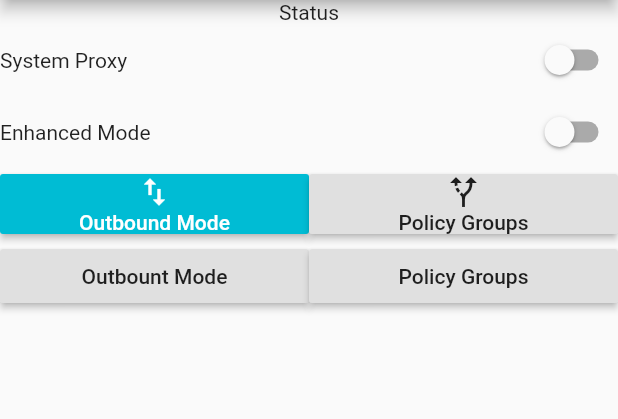
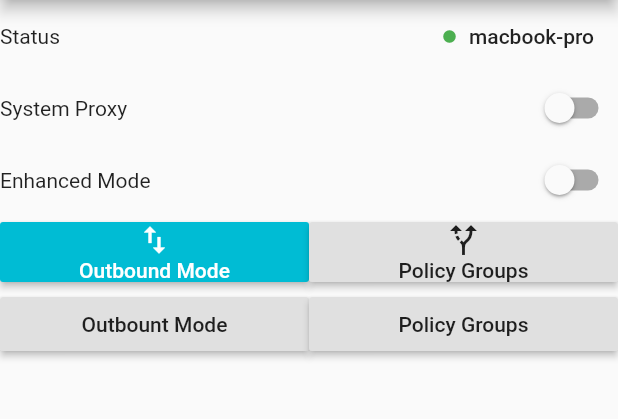
Before and after one commit to danshan/durge, a Flutter app: the screen it shows after launch, on a phone screen of 412 x 824 dp, the part 84-503 px from its top. Run offline on Flutter 3.47's test engine with Material 2 defaults, Android fonts, the phone set to English and light mode, and no system bars.

Commit message:
feature set connction status page

```diff
--- /dev/null
+++ b/lib/main_page/connection_status.dart
@@ -0,0 +1,101 @@
+import 'dart:developer' as developer;
+
+import 'package:flutter/material.dart';
+
+class ConnectionStatus extends StatefulWidget {
+  @override
+  _SelectConnectionStatusState createState() => _SelectConnectionStatusState();
+}
+
+class SurgeHost {
+  SurgeHost({this.name, this.host, this.port, this.password});
+
+  final String name;
+  final String host;
+  final int port;
+  final String password;
+}
+
+var _SURGE_HOSTS = [
+  SurgeHost(
+      name: "macbook-pro", host: "127.0.0.1", port: 6100, password: "pwd"),
+  SurgeHost(name: "esxi-macos", host: "127.0.0.1", port: 6100, password: "pwd")
+];
+
+class _HostList extends StatelessWidget {
+  @override
+  Widget build(BuildContext context) {
+    return Container(
+      height: 300,
+      child: Column(
+        children: [
+          Container(
+            height: 70,
+            child: Center(
+              child: Text(
+                "Hosts",
+                textAlign: TextAlign.center,
+              ),
+            ),
+          ),
+          const Divider(thickness: 1),
+          Expanded(
+            child: ListView.builder(
+              itemCount: _SURGE_HOSTS.length,
+              itemBuilder: (context, index) {
+                return ListTile(
+                  title: Text(_SURGE_HOSTS[index].name),
+                );
+              },
+            ),
+          ),
+        ],
+      ),
+    );
+  }
+}
+
+class _SelectConnectionStatusState extends State<ConnectionStatus> {
+  String name;
+  VoidCallback _showBottomSheetCallback;
+
+  void _showHostList(BuildContext context) {
+    showModalBottomSheet(
+      context: context,
+      builder: (context) {
+        return _HostList();
+      },
+    ).whenComplete(() {
+      _changeHost(name);
+    });
+  }
+
+  void _changeHost(void name) {}
+
+  @override
+  void initState() {
+    super.initState();
+    name = _SURGE_HOSTS[0].name;
+  }
+
+  @override
+  Widget build(BuildContext context) {
+    return Row(
+      children: [
+        Text("Status"),
+        Spacer(),
+        FlatButton.icon(
+          icon: Icon(
+            Icons.lens,
+            size: 10,
+            color: Colors.green,
+          ),
+          label: Text(name),
+          onPressed: () {
+            _showHostList(context);
+          },
+        ),
+      ],
+    );
+  }
+}
--- a/lib/main_page/main_page.dart
+++ b/lib/main_page/main_page.dart
@@ -1,3 +1,4 @@
+import 'package:durge/main_page/connection_status.dart';
 import 'package:durge/main_page/enhanced_mode.dart';
 import 'package:durge/main_page/main_page_buttons.dart';
 import 'package:durge/main_page/system_proxy.dart';
@@ -23,7 +24,7 @@ class MainPage extends StatelessWidget {
           children: [
             Column(
               children: [
-                Text("Status"),
+                ConnectionStatus(),
                 SystemProxy(),
                 EnhancedMode(),
               ],
```
